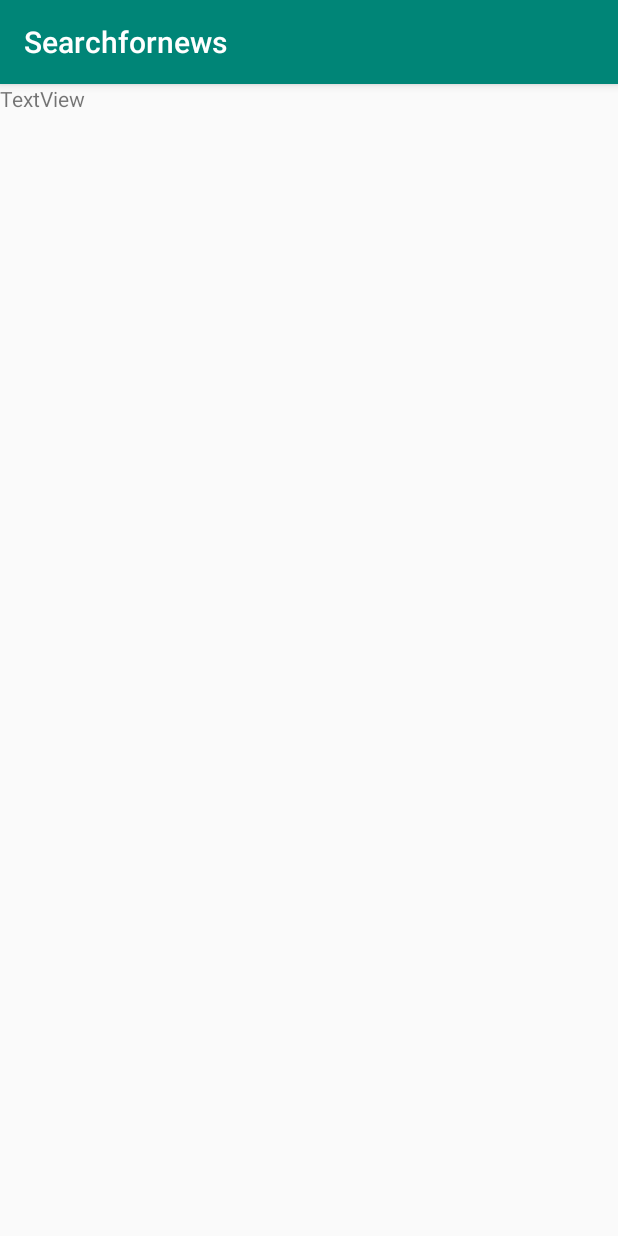
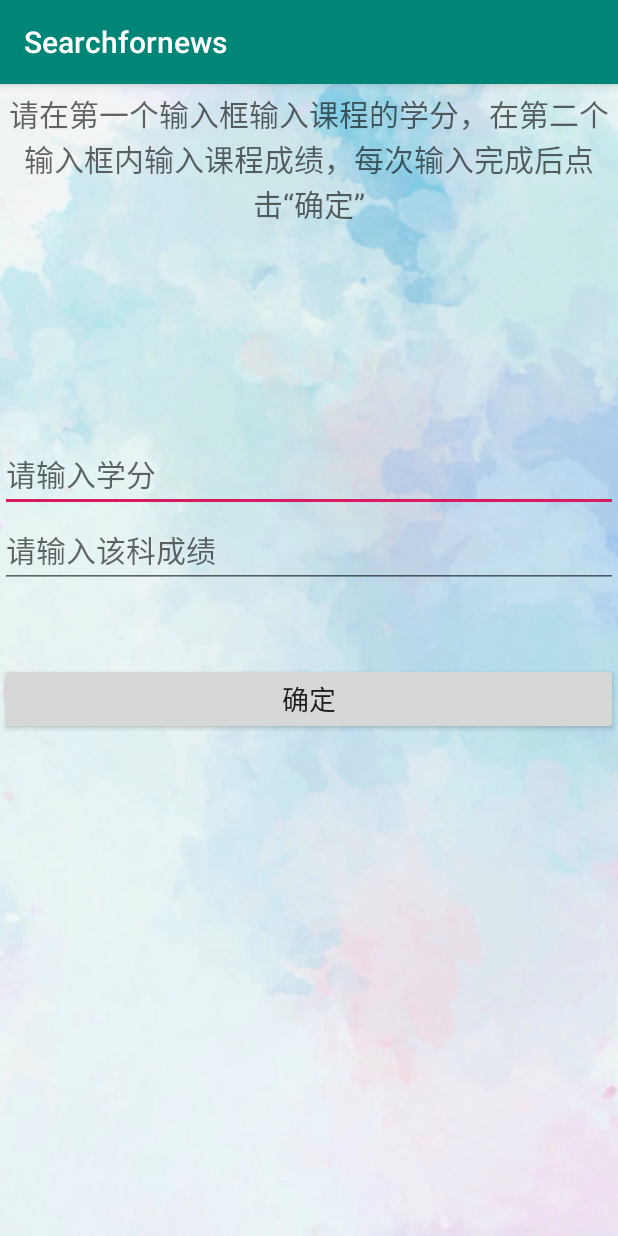
Before and after one commit to ZhangWYy/Searchfornews, an Android app: the CalculateActivity screen opened directly, with no data from a screen before it, on a phone screen of 412 x 824 dp. Run offline under Robolectric (Android 15) with nearby library versions, the phone set to English and light mode, and no system bars.

Commit message:
add calculation

```diff
--- a/app/src/main/java/first/swufe/com/searchfornews/CalculateActivity.java
+++ b/app/src/main/java/first/swufe/com/searchfornews/CalculateActivity.java
@@ -1,13 +1,59 @@
 package first.swufe.com.searchfornews;
 
+import android.app.Activity;
+import android.content.SharedPreferences;
 import android.support.v7.app.AppCompatActivity;
 import android.os.Bundle;
+import android.util.Log;
+import android.view.View;
+import android.widget.EditText;
+import android.widget.TextView;
 
-public class CalculateActivity extends AppCompatActivity {
+public class CalculateActivity extends AppCompatActivity implements View.OnClickListener {
+
+    TextView finalGrade;
+    EditText credit;
+    EditText grade;
+
+    //private String[] =
+    private int[][] data = new int[20][];
+    private float sumB=0,a=0,b=0,sumA=0,gpa=0;
+    private int i=1;
+    private static final String TAG = "Calculate";
+
 
     @Override
     protected void onCreate(Bundle savedInstanceState) {
         super.onCreate(savedInstanceState);
         setContentView(R.layout.activity_calculate);
+
+        finalGrade = findViewById(R.id.finalGrade);
+        credit = findViewById(R.id.credit);
+        grade = findViewById(R.id.grade);
+
+      //  SharedPreferences sharedPreferences = getSharedPreferences("sum",Activity.MODE_PRIVATE);
+       // sum = sharedPreferences.getInt("sum_grade",0);
+    }
+
+    @Override
+    public void onClick(View v) {
+
+       // SharedPreferences sharedPreferences = getSharedPreferences("sum", Activity.MODE_PRIVATE);
+       // SharedPreferences.Editor editor = sharedPreferences.edit();
+        if(v.getId()==R.id.btn_confirm) {
+             a = Integer.parseInt(credit.getText().toString());
+             b = Integer.parseInt(grade.getText().toString());
+             sumA = sumA+a;//总学分
+             sumB = (b-50)/10*a + sumB ;//单科绩点*学分的和
+             Log.i(TAG, "onClick: sumA="+sumA);
+             Log.i(TAG, "onClick: sumB="+sumB);
+             //i=i+1;
+             credit.setText("");
+             grade.setText("");
+             gpa = sumB/sumA;
+             finalGrade.setText("您的GPA为："+String.format("%.2f",gpa));
+           // editor.putFloat("sum_grade",sum);
+           // editor.commit();
+        }
     }
 }
--- a/app/src/main/java/first/swufe/com/searchfornews/HomeActivity.java
+++ b/app/src/main/java/first/swufe/com/searchfornews/HomeActivity.java
@@ -281,8 +281,8 @@ public class HomeActivity extends AppCompatActivity implements View.OnClickListe
             Element infoTable1 = infoTables.get(3);
             //    Log.i(TAG, "run: table1="+table1);
             Elements infoTds = infoTable1.getElementsByTag("td");
-            Element infoTd1 = infoTds.get(2);
-            Element infoTd2 = infoTds.get(3);
+            Element infoTd1 = infoTds.get(5);
+            Element infoTd2 = infoTds.get(6);
             Log.i(TAG, "td1="+infoTd1);
             Log.i(TAG, "td2: "+infoTd2);
             String str3= infoTd1.text();
--- a/app/src/main/res/layout/activity_calculate.xml
+++ b/app/src/main/res/layout/activity_calculate.xml
@@ -5,11 +5,64 @@
     android:layout_width="match_parent"
     android:layout_height="match_parent"
     android:orientation="vertical"
+    android:background="@mipmap/bg1"
     tools:context=".CalculateActivity">
+
+    <TextView
+        android:id="@+id/allInput"
+        android:layout_width="match_parent"
+        android:layout_height="100dp"
+        android:textSize="20sp"
+        android:gravity="center"
+        android:hint="@string/label_input"/>
+
+    <TextView
+        android:id="@+id/textView1"
+        android:layout_width="match_parent"
+        android:layout_height="50dp" />
+
+    <TextView
+        android:id="@+id/finalGrade"
+        android:layout_width="match_parent"
+        android:layout_height="wrap_content"
+        android:textSize="25sp"/>
 
     <TextView
         android:id="@+id/textView"
         android:layout_width="match_parent"
+        android:layout_height="50dp" />
+
+    <EditText
+        android:id="@+id/credit"
+        android:layout_width="match_parent"
         android:layout_height="wrap_content"
-        android:text="TextView" />
+        android:ems="10"
+        android:textSize="20sp"
+        android:inputType="number"
+        android:hint="@string/label_credit" />
+
+    <EditText
+        android:id="@+id/grade"
+        android:layout_width="match_parent"
+        android:layout_height="wrap_content"
+        android:ems="10"
+        android:textSize="20sp"
+        android:inputType="number"
+        android:hint="@string/label_grade" />
+
+    <TextView
+        android:id="@+id/textView2"
+        android:layout_width="match_parent"
+        android:layout_height="50dp" />
+
+    <Button
+        android:id="@+id/btn_confirm"
+        android:layout_width="match_parent"
+        android:layout_height="wrap_content"
+        android:textSize="18sp"
+        android:onClick="onClick"
+        android:text="@string/btn_label_submit" />
+
+
+
 </LinearLayout>
--- a/app/src/main/res/values/strings.xml
+++ b/app/src/main/res/values/strings.xml
@@ -12,9 +12,13 @@
     <string name="course_label">学术讲座</string>
     <string name="state_label">学院动态</string>
     <string name="label_search_teachers">查询教师</string>
-    <string name="label_calculate">计算绩点</string>
+    <string name="label_calculate">计算GPA</string>
     <string name="label_weather">查看天气</string>
     <string name="label_tips1">请在下方输入框内输入您想要查询的(经济信息工程学院)教师名称:</string>
     <string name="label_teacher_name">教师名称</string>
     <string name="btn_label_submit">确定</string>
+    <string name="label_input">请在第一个输入框输入课程的学分，在第二个输入框内输入课程成绩，每次输入完成后点击“确定”</string>
+    <string name="label_credit">请输入学分</string>
+    <string name="label_grade">请输入该科成绩</string>
+    <string name="label_btn_commit">提交</string>
 </resources>
```
